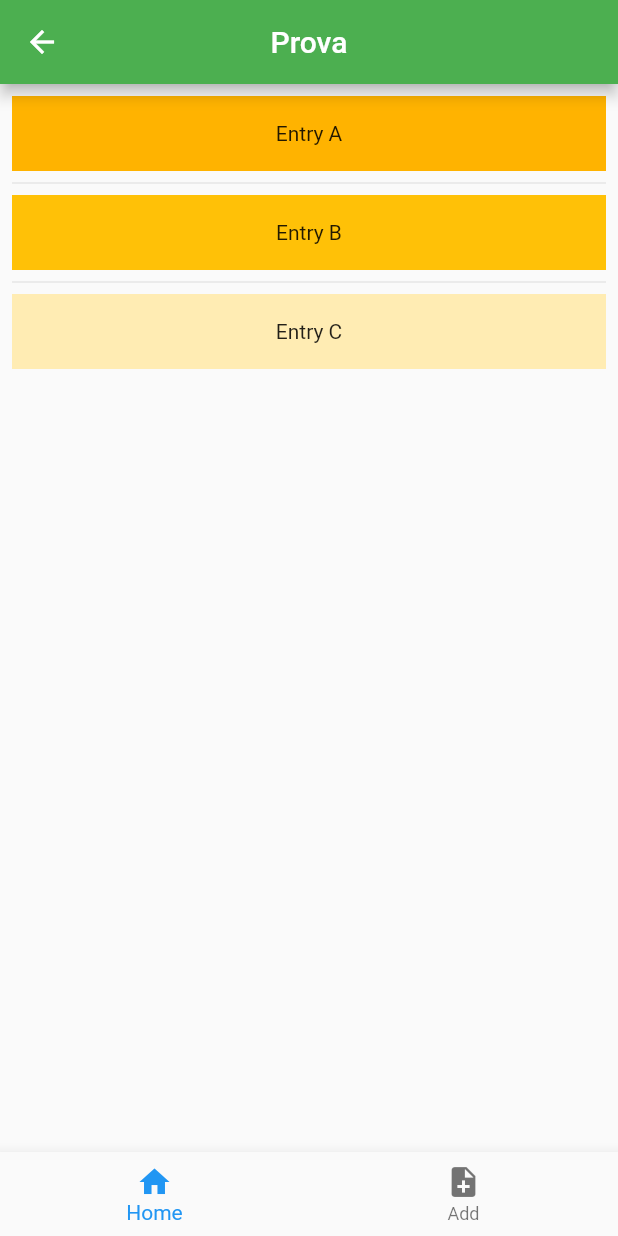
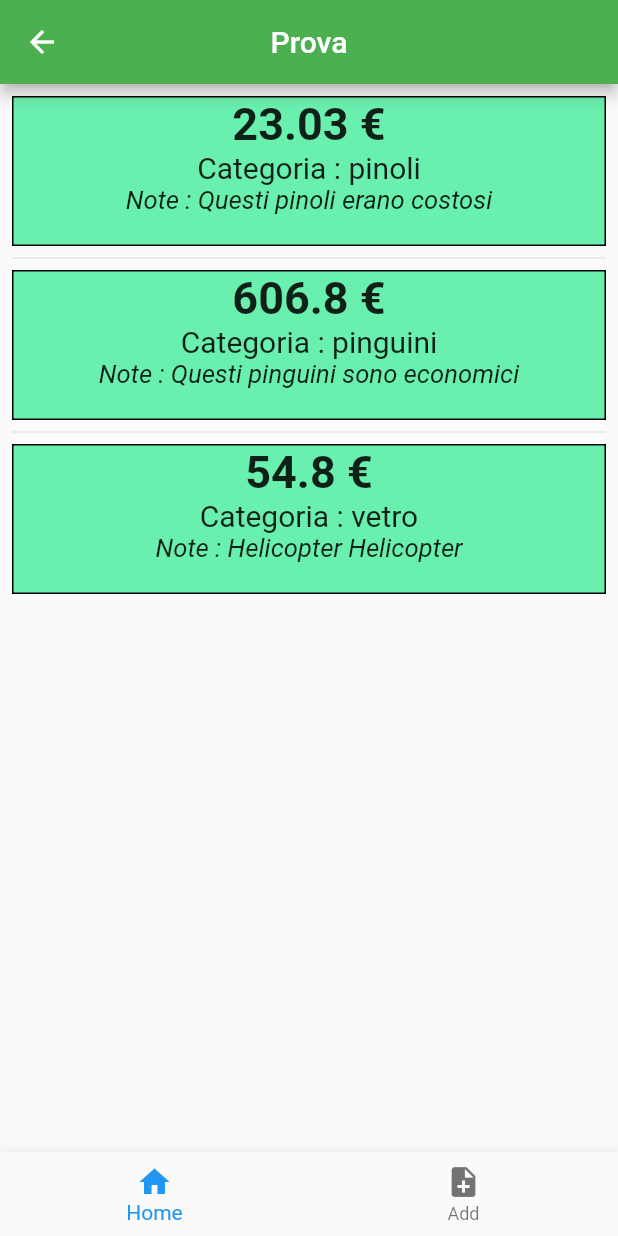
Before and after one commit to AurelMalaj/CakeMoney, a Flutter app: the Entrance screen opened directly, on a phone screen of 412 x 824 dp. Run offline on Flutter 3.47's test engine with Material 2 defaults, Android fonts, the phone set to English and light mode, and no system bars.

Commit message:
Entrance screen UI completed

```diff
--- a/lib/model/movement.dart
+++ b/lib/model/movement.dart
@@ -3,7 +3,7 @@ class Movement {
   String category;
   String? note;
 
-  Movement({required this.value, required this.category});
+  Movement({required this.value, required this.category, this.note});
 
   void setNote(String note) {
     this.note = note;
--- a/lib/screens/entrance.dart
+++ b/lib/screens/entrance.dart
@@ -12,11 +12,14 @@ class Entrance extends StatefulWidget {
 class _EntranceState extends State<Entrance> {
   // MockTest per display info in ListView
   final List<Movement> mockMovement = <Movement>[
-    Movement(value: 23.03, category: "pinoli"),
-    Movement(value: 606.80, category: "pinguini")
+    Movement(
+        value: 23.03, category: "pinoli", note: "Questi pinoli erano costosi"),
+    Movement(
+        value: 606.80,
+        category: "pinguini",
+        note: "Questi pinguini sono economici"),
+    Movement(value: 54.80, category: "vetro", note: "Helicopter Helicopter")
   ];
-  final List<String> entries = <String>['A', 'B', 'C'];
-  final List<int> colorCodes = <int>[600, 500, 100];
 
   @override
   Widget build(BuildContext context) {
@@ -28,14 +31,32 @@ class _EntranceState extends State<Entrance> {
       ),
       body: ListView.separated(
         padding: const EdgeInsets.all(8),
-        itemCount: entries.length,
+        itemCount: mockMovement.length,
         itemBuilder: (BuildContext context, int index) {
           return Container(
-            height: 50,
-            color: Colors.amber[colorCodes[index]],
+            height: 100,
+            decoration: BoxDecoration(
+              color: Colors.greenAccent,
+              border: Border.all(color: Colors.black),
+            ),
             child: Center(
-                child: Text(
-                    'Entry ${entries[index]}')), // per andare a capo ( o childer o /n)
+              child: Column(
+                children: [
+                  Text(
+                    '${mockMovement[index].value} €',
+                    style: TextStyle(fontWeight: FontWeight.bold, fontSize: 30),
+                  ),
+                  Text(
+                    'Categoria : ${mockMovement[index].category}',
+                    style: TextStyle(fontSize: 20),
+                  ),
+                  Text(
+                    'Note : ${mockMovement[index].note}',
+                    style: TextStyle(fontStyle: FontStyle.italic, fontSize: 17),
+                  )
+                ],
+              ),
+            ),
           );
         },
         separatorBuilder: (BuildContext context, int index) => const Divider(),
```
